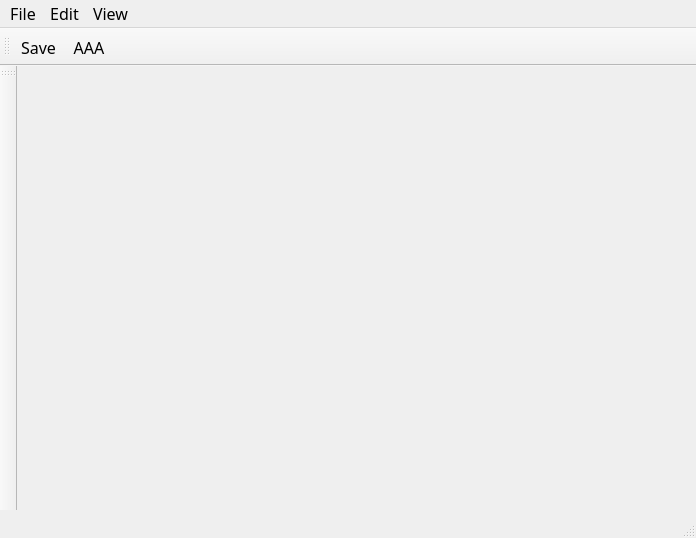
Qt form EX/20221206_ap_edit/main_win.ui (garyhsieh15/pyside6) before a commit.
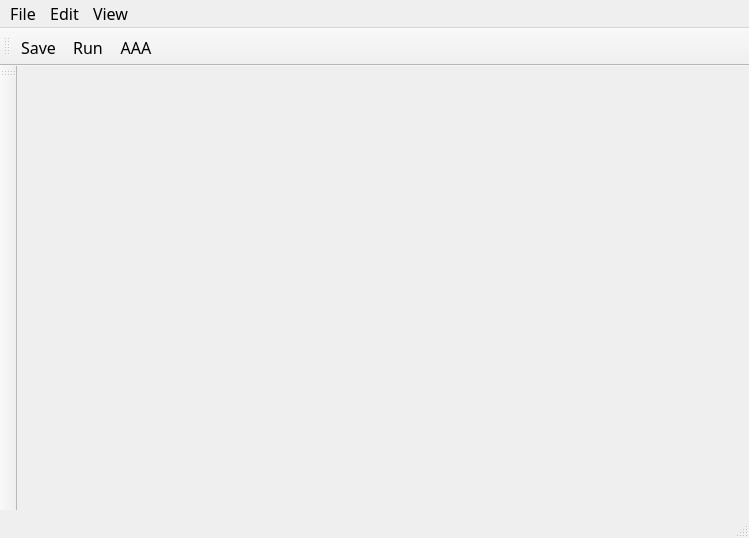
The same form after that commit. Icons and pictures are not drawn.

```diff
--- a/EX/20221206_ap_edit/main_win.ui
+++ b/EX/20221206_ap_edit/main_win.ui
@@ -6,7 +6,7 @@
    <rect>
     <x>0</x>
     <y>0</y>
-    <width>696</width>
+    <width>749</width>
     <height>538</height>
    </rect>
   </property>
@@ -25,7 +25,7 @@
     <rect>
      <x>0</x>
      <y>0</y>
-     <width>696</width>
+     <width>749</width>
      <height>29</height>
     </rect>
    </property>
@@ -83,6 +83,7 @@
     <bool>false</bool>
    </attribute>
    <addaction name="actionSave"/>
+   <addaction name="actionRun"/>
    <addaction name="actionAAA"/>
   </widget>
   <widget class="QToolBar" name="toolBar_2">
@@ -174,6 +175,21 @@
     <string>AAA</string>
    </property>
   </action>
+  <action name="actionRun">
+   <property name="icon">
+    <iconset resource="apprcc.qrc">
+     <normaloff>:/pic/images/Arrows and States (9).png</normaloff>:/pic/images/Arrows and States (9).png</iconset>
+   </property>
+   <property name="text">
+    <string>Run</string>
+   </property>
+   <property name="toolTip">
+    <string>Run</string>
+   </property>
+   <property name="shortcut">
+    <string>F5</string>
+   </property>
+  </action>
  </widget>
  <resources>
   <include location="apprcc.qrc"/>
```
Left out of the diff: 1 changed line with no effect on the pictures.
